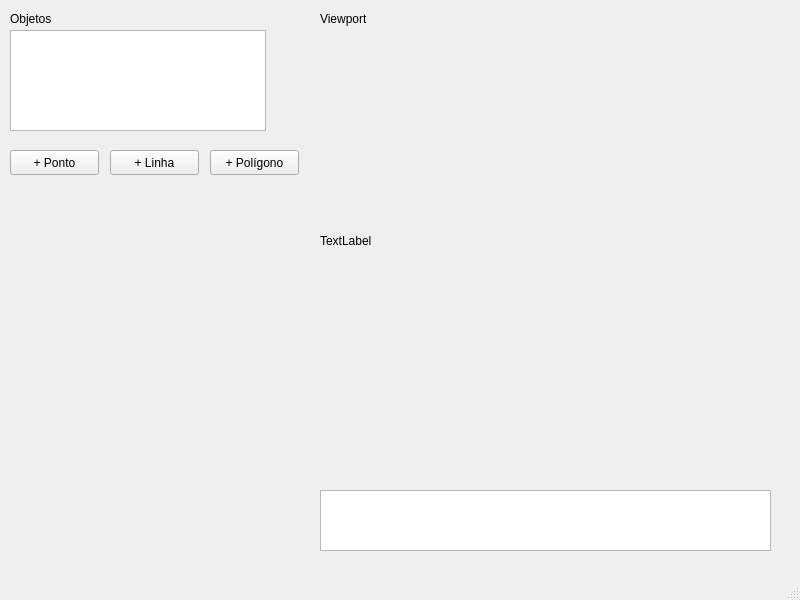
Above: testeui.ui from juliogramos/INE5420 before the change. Below: the same form after it.
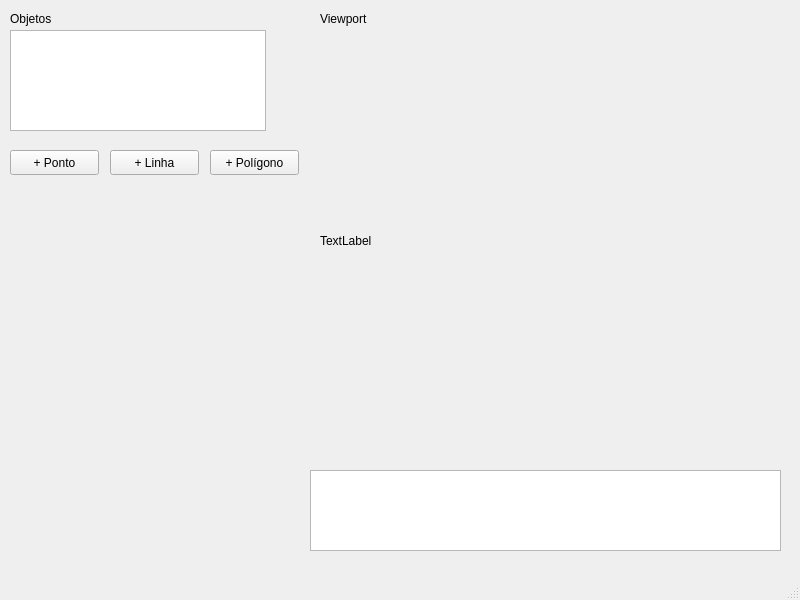
That is the form after the change.

```diff
--- a/testeui.ui
+++ b/testeui.ui
@@ -27,16 +27,6 @@
      <string>Viewport</string>
     </property>
    </widget>
-   <widget class="QTextBrowser" name="textBrowser">
-    <property name="geometry">
-     <rect>
-      <x>320</x>
-      <y>490</y>
-      <width>451</width>
-      <height>61</height>
-     </rect>
-    </property>
-   </widget>
    <widget class="QTextBrowser" name="textBrowser_2">
     <property name="geometry">
      <rect>
@@ -115,6 +105,16 @@
      <string>TextLabel</string>
     </property>
    </widget>
+   <widget class="QListWidget" name="status">
+    <property name="geometry">
+     <rect>
+      <x>310</x>
+      <y>470</y>
+      <width>471</width>
+      <height>81</height>
+     </rect>
+    </property>
+   </widget>
   </widget>
   <widget class="QMenuBar" name="menubar">
    <property name="geometry">
```
Left out of the diff: 2 changed lines with no effect on the pictures.
